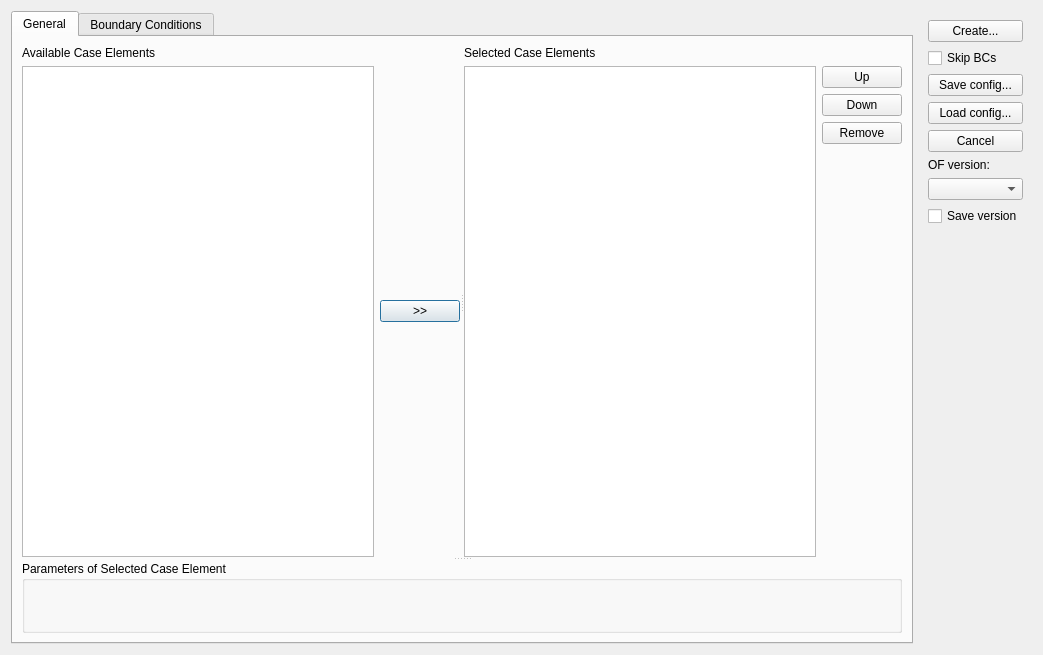
The window that src/extensions/openfoam/isutils/isofCaseBuilder/isofcasebuilderwindow.ui (hkroeger/insightcae) describes before a commit, drawn with Qt 5.
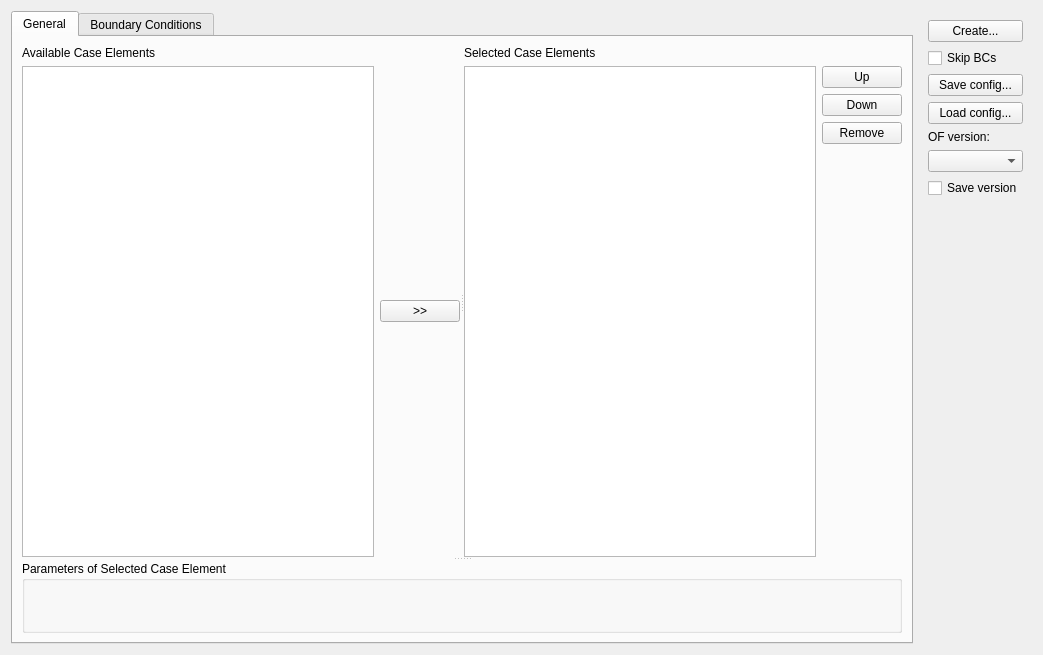
The same window after the commit.

Commit message: change from qdialog to qmainwindow

```diff
--- a/src/extensions/openfoam/isutils/isofCaseBuilder/isofcasebuilderwindow.ui
+++ b/src/extensions/openfoam/isutils/isofCaseBuilder/isofcasebuilderwindow.ui
@@ -1,7 +1,7 @@
 <?xml version="1.0" encoding="UTF-8"?>
 <ui version="4.0">
  <class>isofCaseBuilderWindow</class>
- <widget class="QDialog" name="isofCaseBuilderWindow">
+ <widget class="QWidget" name="isofCaseBuilderWindow">
   <property name="geometry">
    <rect>
     <x>0</x>
@@ -288,13 +288,6 @@
         </property>
        </widget>
       </item>
-      <item>
-       <widget class="QPushButton" name="cancel_btn">
-        <property name="text">
-         <string>Cancel</string>
-        </property>
-       </widget>
-      </item>
       <item>
        <widget class="QLabel" name="label_3">
         <property name="text">
```
Left out of the diff: 1 changed line with no effect on the pictures. The commit also changes 2 other files.
